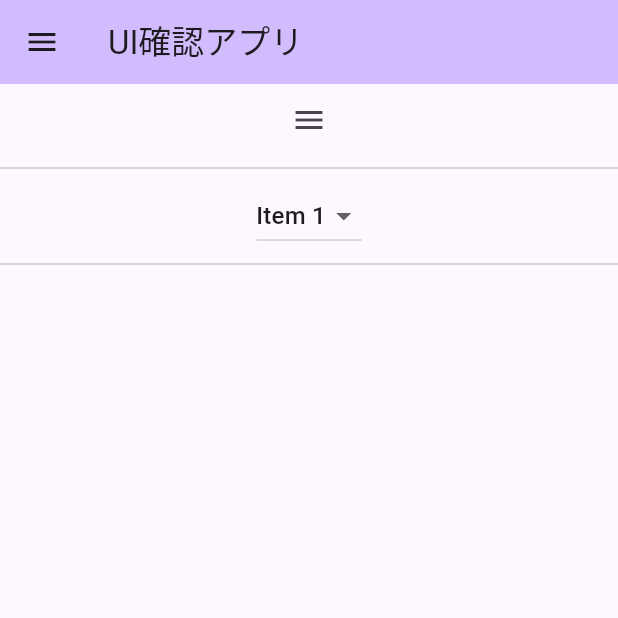
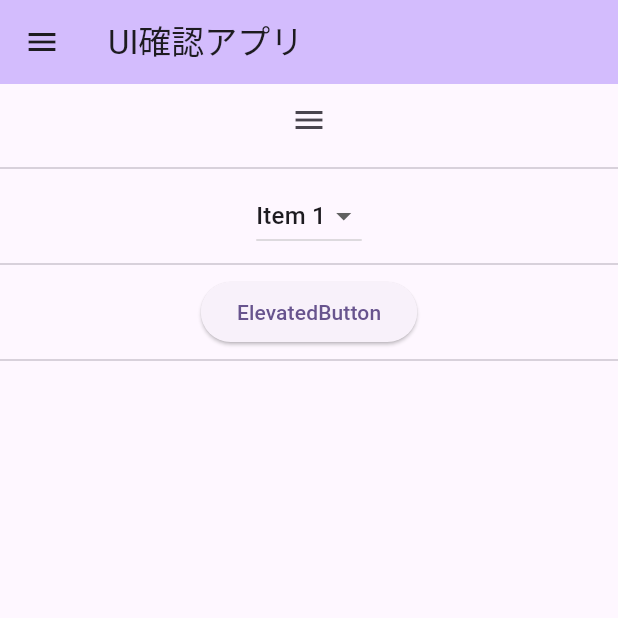
Before and after one commit to otaku1123/flutter-sample-ui, a Flutter app: the screen it shows after launch, on a phone screen of 412 x 824 dp, the top half of it. Run offline on Flutter 3.47's test engine with Material 3 defaults, Android fonts, the light colour scheme and no system bars.

Commit message:
ElevatedButtonを表示する

```diff
--- a/lib/main.dart
+++ b/lib/main.dart
@@ -1,5 +1,6 @@
 import 'package:flutter/material.dart';
 import 'package:sample_ui_app/widgets/dropdownbutton_widget.dart';
+import 'package:sample_ui_app/widgets/elevatedbutton_widget.dart';
 
 import 'widgets/drawerbutton_widget.dart';
 
@@ -51,6 +52,8 @@
             Divider(),
             DropdownButtonWidget(),
             Divider(),
+            ElevatedButtonWidget(),
+            Divider(),
           ],
         ),
       ),
--- /dev/null
+++ b/lib/widgets/elevatedbutton_widget.dart
@@ -0,0 +1,15 @@
+import 'package:flutter/material.dart';
+
+class ElevatedButtonWidget extends StatelessWidget {
+  const ElevatedButtonWidget({super.key});
+
+  @override
+  Widget build(BuildContext context) {
+    return ElevatedButton(
+      onPressed: () {
+        // Implement your code here
+      },
+      child: const Text('ElevatedButton'),
+    );
+  }
+}
```
